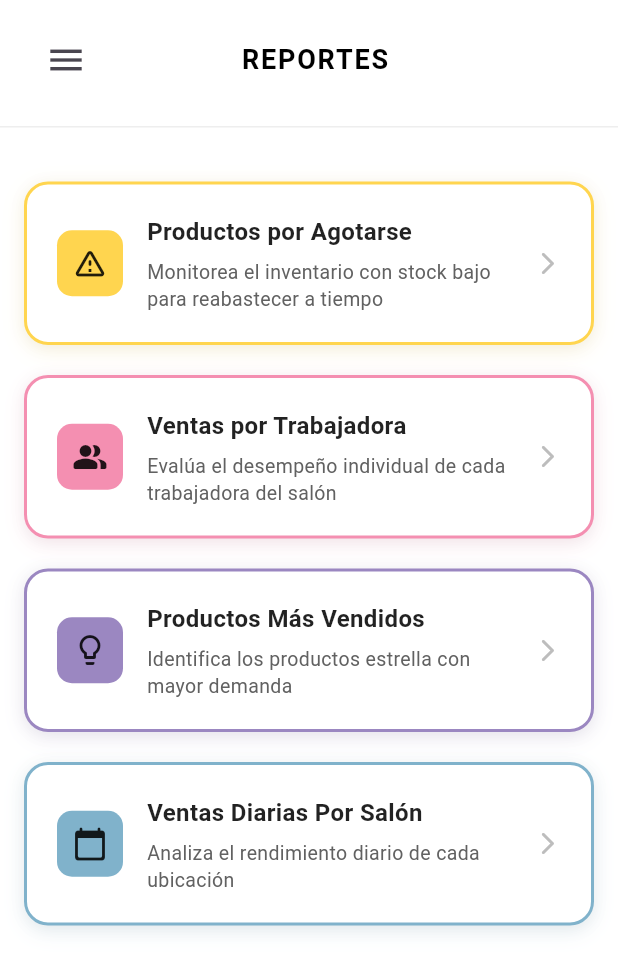
After one commit to NicoDev-29/YsApp-v2, a Flutter app: the ReportsScreen screen opened by its route, on a phone screen of 412 x 824 dp. The commit adds this screen. Shown: the top 972 px of the screen. Run offline on Flutter 3.47's test engine with Material 3 defaults, Android fonts, the phone set to English and light mode, and no system bars; our stand-ins replace cached_network_image, cloud_firestore, firebase_auth, firebase_core, image_picker; missing offline and left inert: cloudinary_public; accounts and stored records are empty.

Commit message:
Pantalla reportes primer vistazo

```diff
--- a/lib/main.dart
+++ b/lib/main.dart
@@ -53,6 +53,8 @@ class MyApp extends StatelessWidget {
         '/transactions': (context) => TransactionsScreen(),
         '/inventory':(context) => InventoryScreen(),
         '/users': (context) => PersonalScreen(),
+        '/reports': (context) => const ReportsScreen(),
+        '/reports/low-stock': (context) => const LowStockReportScreen(),
       },
     );
   }
--- a/lib/models/menu_option.dart
+++ b/lib/models/menu_option.dart
@@ -47,7 +47,7 @@ final List<MenuOption> menuOptions = [
     index: 4,
     label: 'Reportes',
     icon: Icons.bar_chart,
-    routeName: '/reportes',
+    routeName: '/reports',
     allowedRoles: const ['admin'],
   ),
 ];
--- /dev/null
+++ b/lib/ui/screens/reports/reports_menu_screen.dart
@@ -0,0 +1,193 @@
+import 'package:flutter/material.dart';
+import 'package:flutter/services.dart';
+import 'package:provider/provider.dart';
+import 'package:ysa_app/providers/providers_exports.dart';
+import 'package:ysa_app/services/navigation_service.dart';
+import 'package:ysa_app/themes/theme.dart';
+import 'package:ysa_app/ui/widgets/widgets_exports.dart';
+
+class ReportsScreen extends StatefulWidget {
+  const ReportsScreen({Key? key}) : super(key: key);
+
+  @override
+  State<ReportsScreen> createState() => _ReportsScreenState();
+}
+
+class _ReportsScreenState extends State<ReportsScreen> {
+  int currentIndex = 4;
+
+  @override
+  Widget build(BuildContext context) {
+    final authProvider = Provider.of<AuthProvider>(context);
+
+    return AnnotatedRegion<SystemUiOverlayStyle>(
+      value: SystemUiOverlayStyle.dark,
+      child: Scaffold(
+        drawer: CustomSideMenu(
+          userName: authProvider.userName,
+          selectedIndex: currentIndex,
+          onMenuItemSelected: (index) {
+            setState(() {
+              currentIndex = index;
+            });
+            navigateByIndex(context, index);
+          },
+        ),
+        body: SafeArea(
+          child: Column(
+            children: [
+              const CustomAppBar(title: 'REPORTES'),
+              const SizedBox(height: 20),
+              Expanded(
+                child: ListView(
+                  padding: const EdgeInsets.all(16),
+                  children: [
+                    _buildReportCard(
+                      context: context,
+                      icon: Icons.warning_amber_rounded,
+                      iconColor: Colors.black87,
+                      iconBackgroundColor: const Color(0xFFFFD54F),
+                      borderColor: const Color(0xFFFFD54F),
+                      title: 'Productos por Agotarse',
+                      description: 'Monitorea el inventario con stock bajo para reabastecer a tiempo',
+                      onTap: () {
+                        Navigator.pushNamed(context, '/reports/low-stock');
+                      },
+                    ),
+                    const SizedBox(height: 20),
+                    _buildReportCard(
+                      context: context,
+                      icon: Icons.people_alt_rounded,
+                      iconColor: Colors.black87,
+                      iconBackgroundColor: const Color(0xFFF48FB1),
+                      borderColor: const Color(0xFFF48FB1),
+                      title: 'Ventas por Trabajadora',
+                      description: 'Evalúa el desempeño individual de cada trabajadora del salón',
+                      onTap: () {
+                        Navigator.pushNamed(context, '/reports/sales-by-worker');
+                      },
+                    ),
+                    const SizedBox(height: 20),
+                    _buildReportCard(
+                      context: context,
+                      icon: Icons.lightbulb_outline_rounded,
+                      iconColor: Colors.black87,
+                      iconBackgroundColor:const Color(0xFF9B87C1),
+                      borderColor: const Color(0xFF9B87C1),
+                      title: 'Productos Más Vendidos',
+                      description: 'Identifica los productos estrella con mayor demanda',
+                      onTap: () {
+                        Navigator.pushNamed(context, '/reports/top-products');
+                      },
+                    ),
+                    const SizedBox(height: 20),
+                    _buildReportCard(
+                      context: context,
+                      icon: Icons.calendar_today_rounded,
+                      iconColor: Colors.black87,
+                      iconBackgroundColor: const Color(0xFF80B2CB),
+                      borderColor: const Color(0xFF80B2CB),
+                      title: 'Ventas Diarias Por Salón',
+                      description: 'Analiza el rendimiento diario de cada ubicación',
+                      onTap: () {
+                        Navigator.pushNamed(context, '/reports/daily-sales');
+                      },
+                    ),
+                  ],
+                ),
+              ),
+            ],
+          ),
+        ),
+      ),
+    );
+  }
+
+  Widget _buildReportCard({
+    required BuildContext context,
+    required IconData icon,
+    required Color iconColor,
+    required Color iconBackgroundColor,
+    required Color borderColor,
+    required String title,
+    required String description,
+    required VoidCallback onTap,
+  }) {
+    return GestureDetector(
+      onTap: onTap,
+      child: Container(
+        padding: const EdgeInsets.all(20),
+        decoration: BoxDecoration(
+          color: Colors.white,
+          borderRadius: BorderRadius.circular(16),
+          border: Border.all(color: borderColor, width: 2),
+          boxShadow: [
+            // Sombra para efecto elevado
+            BoxShadow(
+              color: borderColor.withOpacity(0.15),
+              blurRadius: 12,
+              offset: const Offset(0, 4),
+            ),
+            BoxShadow(
+              color: Colors.black.withOpacity(0.05),
+              blurRadius: 8,
+              offset: const Offset(0, 2),
+            ),
+          ],
+        ),
+        child: Row(
+          children: [
+
+            Container(
+              padding: const EdgeInsets.all(10),
+              decoration: BoxDecoration(
+                color: iconBackgroundColor,
+                borderRadius: BorderRadius.circular(10),
+              ),
+              child: Icon(
+                icon,
+                color: iconColor,
+                size: 24,
+              ),
+            ),
+            const SizedBox(width: 16),
+
+            // Texto
+            Expanded(
+              child: Column(
+                crossAxisAlignment: CrossAxisAlignment.start,
+                children: [
+                  Text(
+                    title,
+                    style: const TextStyle(
+                      fontSize: 16,
+                      fontWeight: FontWeight.w600,
+                      color: Colors.black87,
+                    ),
+                  ),
+                  const SizedBox(height: 6),
+                  Text(
+                    description,
+                    style: TextStyle(
+                      fontSize: 13,
+                      color: Colors.grey[700],
+                      height: 1.4,
+                    ),
+                  ),
+                ],
+              ),
+            ),
+            const SizedBox(width: 10),
+
+            // Flecha
+            Icon(
+              Icons.arrow_forward_ios_rounded,
+              color: Colors.grey[400],
+              size: 18,
+            ),
+          ],
+        ),
+      ),
+    );
+  }
+}
--- a/lib/ui/screens/screens_exports.dart
+++ b/lib/ui/screens/screens_exports.dart
@@ -12,3 +12,5 @@ export 'sales/checkout_screen.dart';
 export 'inventory/edit_product_screen.dart';
 export 'transactions/transaction_detail_screen.dart';
 export 'transactions/transaccions_screen.dart';
+export 'reports/reports_menu_screen.dart';
+export 'reports/low_stock_report_screen.dart';
--- a/pubspec.yaml
+++ b/pubspec.yaml
@@ -41,6 +41,11 @@ dependencies:
   cloudinary_public: ^0.21.0      # ← Para subir a Cloudinary
   cached_network_image: ^3.4.1    # ← Para mostrar con caché
   flutter_image_compress: ^2.3.0  # comprimir
+
+  #GenerarReportes
+  pdf: ^3.10.7
+  printing: ^5.12.0
+  path_provider: ^2.1.2
 
   collection: ^1.19.1
   firebase_core: ^3.13.1
```
Also changed, not shown: lib/models/product_model.dart (+4 -3 lines), lib/services/inventory_service.dart (+7 -5 lines), lib/ui/screens/inventory/edit_product_screen.dart (+20 -2 lines), lib/ui/screens/reports/low_stock_report_screen.dart (added, +433 -0 lines), lib/ui/widgets/dialog/add_product_dialog.dart (+20 -8 lines), pubspec.lock, 9 other files.
